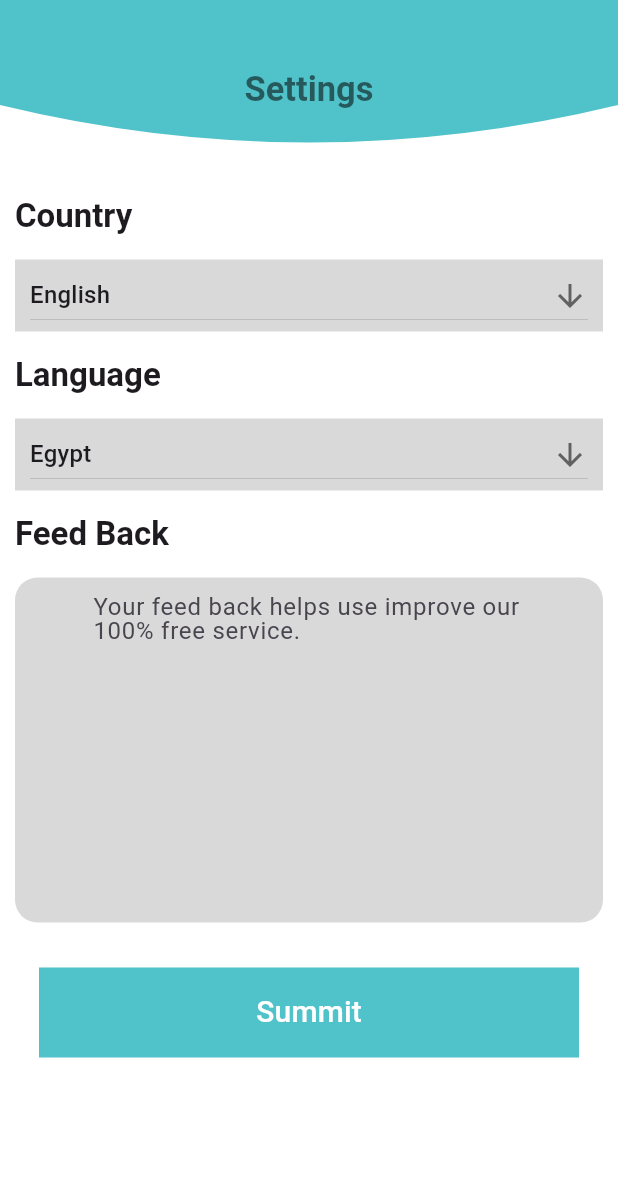
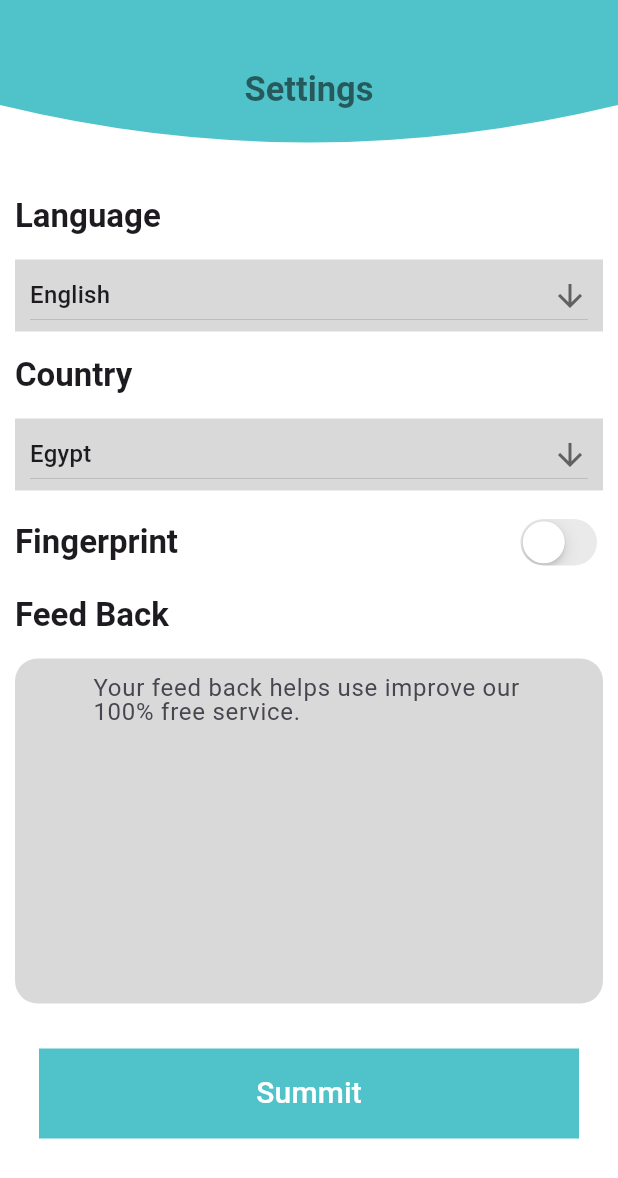
Before and after one commit to abdrahmanghareeb/Career-Compass, a Flutter app: the SettingsScreen screen opened directly, on a phone screen of 412 x 824 dp. Shown: the top 1178 px of the screen. Run offline on Flutter 3.47's test engine with Material 3 defaults, Android fonts, the phone set to English and light mode, and no system bars; our stand-ins replace bloc, cloud_firestore, conditional_builder_null_safety, firebase_auth, firebase_core, firebase_storage and 6 more; missing offline and left inert: dart:ffi; accounts and stored records are empty.

```diff
--- a/lib/Layouts/Home & Profile & Settings/SettingsScreen.dart
+++ b/lib/Layouts/Home & Profile & Settings/SettingsScreen.dart
@@ -1,28 +1,28 @@
+import 'package:flutter/cupertino.dart';
 import 'package:flutter/material.dart';
+import 'package:flutter/widgets.dart';
 import 'package:flutter_bloc/flutter_bloc.dart';
 import 'package:hexcolor/hexcolor.dart';
 
 import '../../Shared/Components/components.dart';
+import '../../Shared/Constants/Constants.dart';
 import '../../Shared/Constants/color.dart';
 import '../../Shared/Cubit/App_Cubit/app_cubit.dart';
 
-
-
-class SettingsScreen extends StatelessWidget{
-
+class SettingsScreen extends StatelessWidget {
   var language_init = "English";
-  var country_init= "Egypt";
+  var country_init = "Egypt";
 
   @override
   Widget build(BuildContext context) {
     return BlocProvider(
         create: (context) => AppCubit(),
-        child: BlocConsumer<AppCubit,AppState>(
-          listener: (context,state){},
-          builder: (context,state){
+        child: BlocConsumer<AppCubit, AppState>(
+          listener: (context, state) {},
+          builder: (context, state) {
             var cubit = AppCubit.get(context);
             return Scaffold(
-              appBar: AppBarComponent(title: 'Settings',isSearch: false),
+              appBar: AppBarComponent(title: 'Settings', isSearch: false),
               body: Padding(
                 padding: const EdgeInsets.all(10.0),
                 child: SingleChildScrollView(
@@ -30,19 +30,22 @@ class SettingsScreen extends StatelessWidget{
                     mainAxisAlignment: MainAxisAlignment.start,
                     crossAxisAlignment: CrossAxisAlignment.start,
                     children: [
-                      Text("Country",
+                      Text("Language",
                           style: Theme.of(context).textTheme.titleLarge),
-                      const SizedBox(height: 15,),
+                      const SizedBox(
+                        height: 15,
+                      ),
                       Center(
                         child: Container(
                           color: HexColor(Grey_color),
                           child: DropdownButton(
-                            padding: const EdgeInsets.only(right: 10,left: 10),
+                            padding: const EdgeInsets.only(right: 10, left: 10),
                             isExpanded: true,
                             value: language_init,
                             icon: const Icon(Icons.arrow_downward),
                             elevation: 16,
-                            items: cubit.listLanguage.map<DropdownMenuItem<String>>((String value) {
+                            items: cubit.listLanguage
+                                .map<DropdownMenuItem<String>>((String value) {
                               return DropdownMenuItem<String>(
                                 value: value,
                                 child: Text(value),
@@ -50,26 +53,32 @@ class SettingsScreen extends StatelessWidget{
                             }).toList(),
                             onChanged: (String? value) {
                               cubit.changeSetDropDownState();
-                              language_init =  value!;
+                              language_init = value!;
                               print(value);
                             },
                           ),
                         ),
                       ),
-                      const SizedBox(height: 15,),
-                      Text("Language",
+                      const SizedBox(
+                        height: 15,
+                      ),
+                      Text("Country",
                           style: Theme.of(context).textTheme.titleLarge),
-                      const SizedBox(height: 15,),
+                      const SizedBox(
+                        height: 15,
+                      ),
                       Center(
                         child: Container(
                           color: HexColor(Grey_color),
                           child: DropdownButton(
-                            padding: const EdgeInsets.only(right: 10,left: 10),
+                            padding: const EdgeInsets.only(right: 10, left: 10),
                             isExpanded: true,
                             value: country_init,
                             icon: const Icon(Icons.arrow_downward),
                             elevation: 16,
-                            items: cubit.ListCountry.map<DropdownMenuItem<String>>((String value) {
+                            items:
+                                cubit.ListCountry.map<DropdownMenuItem<String>>(
+                                    (String value) {
                               return DropdownMenuItem<String>(
                                 value: value,
                                 child: Text(value),
@@ -79,30 +88,51 @@ class SettingsScreen extends StatelessWidget{
                               cubit.changeSetDropDownState();
                               country_init = value!;
                               print("$value");
-
                             },
                           ),
                         ),
                       ),
-                      const SizedBox(height: 15,),
+                      const SizedBox(
+                        height: 15,
+                      ),
+                      Row(
+                        children: [
+                          Expanded(
+                            child: Text("Fingerprint",
+                                style: Theme.of(context).textTheme.titleLarge),
+                          ),
+                          CupertinoSwitch(
+                            value: Auth_with_fingerprint,
+                            onChanged: (value) {
+                              Auth_with_fingerprint = value;
+                              print("$value");
+                              cubit.ChangeSetFingerprintState();
+                            },
+                          ),
+                        ],
+                      ),
+                      const SizedBox(
+                        height: 15,
+                      ),
                       Text("Feed Back",
-                          style: Theme.of(context).textTheme.titleLarge
+                          style: Theme.of(context).textTheme.titleLarge),
+                      const SizedBox(
+                        height: 15,
                       ),
-                      const SizedBox(height: 15,),
                       defaultFormField(
-                        height: 230.0,
+                          height: 230.0,
                           color: Grey_color,
                           controller: cubit.feedbackController,
-                          label: "Your feed back helps use improve our 100% free service."),
+                          label:
+                              "Your feed back helps use improve our 100% free service."),
                       const SizedBox(height: 30),
-                      appButton(function: (){ }, text: "Summit"),
+                      appButton(function: () {}, text: "Summit"),
                     ],
                   ),
                 ),
               ),
             );
           },
-        )
-    );
+        ));
   }
 }
--- a/lib/Layouts/Start/splashScreen.dart
+++ b/lib/Layouts/Start/splashScreen.dart
@@ -1,5 +1,6 @@
 import 'package:career_compass/Layouts/Start/GetStarted.dart';
 import 'package:career_compass/Layouts/Home%20&%20Profile%20&%20Settings/HomeScreen.dart';
+import 'package:career_compass/Shared/Constants/Constants.dart';
 import 'package:cloud_firestore/cloud_firestore.dart';
 import 'package:firebase_auth/firebase_auth.dart';
 import 'package:flutter/cupertino.dart';
@@ -7,6 +8,7 @@ import 'package:flutter/material.dart';
 import 'package:flutter/widgets.dart';
 
 import '../../Shared/Components/components.dart';
+import 'FingerprintScreen.dart';
 
 class SplashScreen extends StatefulWidget{
   @override
@@ -28,7 +30,11 @@ class _SplashScreenState extends State<SplashScreen> {
       if(FirebaseAuth.instance.currentUser == null) {
         navigateReplacementTo(context: context, widget: GetStartedScreen());
       } else {
-        navigateReplacementTo(context: context, widget: HomeScreen());
+        //navigate to fingerprint screen if Auth_with_fingerprint = true
+        if(Auth_with_fingerprint == true)
+          navigateReplacementTo(context: context, widget: FingerprintScreen());
+        else
+         navigateReplacementTo(context: context, widget: HomeScreen());
       }
     });
 
--- a/lib/Shared/Constants/Constants.dart
+++ b/lib/Shared/Constants/Constants.dart
@@ -6,3 +6,6 @@ import '../../Models/UserModel.dart';
 String default_profile_photo = "https://cdn.pixabay.com/photo/2015/10/05/22/37/blank-profile-picture-973460_960_720.png";
 String user_profile_photo = "https://cdn.pixabay.com/photo/2015/10/05/22/37/blank-profile-picture-973460_960_720.png";
 //doc index to create docement by an index in the new tasks screen
+
+
+bool Auth_with_fingerprint = false;
--- a/lib/Shared/Cubit/App_Cubit/app_cubit.dart
+++ b/lib/Shared/Cubit/App_Cubit/app_cubit.dart
@@ -67,4 +67,8 @@ class AppCubit extends Cubit<AppState> {
     }
   }
 
+  void ChangeSetFingerprintState(){
+    emit(SetFingerprintState());
+  }
+
 }
--- a/lib/Shared/Cubit/App_Cubit/app_state.dart
+++ b/lib/Shared/Cubit/App_Cubit/app_state.dart
@@ -15,3 +15,4 @@ final class UpdateProfileSuccessState extends AppState {}
 final class UpdateProfileErrorState extends AppState {}
 //-------------------settings
 final class SetDropDownState extends AppState {}
+final class SetFingerprintState extends AppState {}
--- a/lib/main.dart
+++ b/lib/main.dart
@@ -1,6 +1,9 @@
 import 'dart:io';
 
 import 'package:career_compass/Layouts/Home%20&%20Profile%20&%20Settings/HomeScreen.dart';
+import 'package:career_compass/Layouts/Login%20&%20Register/LoginScreen.dart';
+import 'package:career_compass/Layouts/Start/FingerprintScreen.dart';
+import 'package:career_compass/Layouts/Start/GetStarted.dart';
 import 'package:career_compass/Layouts/Start/splashScreen.dart';
 import 'package:career_compass/Layouts/Task%20Manager/TaskManagerScreen.dart';
 import 'package:career_compass/Shared/Constants/color.dart';
@@ -51,7 +54,7 @@ class MyApp extends StatelessWidget {
           // colorScheme: ColorScheme.fromSeed(seedColor: Colors.deepPurple),
           // useMaterial3: true,
           ),
-      home: SplashScreen(),
+      home: GetStartedScreen(),
     );
   }
 }
--- a/pubspec.yaml
+++ b/pubspec.yaml
@@ -46,6 +46,8 @@ dependencies:
   image_picker: ^1.1.1
   firebase_storage: ^11.7.4
   intl: ^0.19.0
+  local_auth: ^2.2.0
+
 
 dev_dependencies:
   flutter_test:
@@ -73,6 +75,7 @@ flutter:
   # To add assets to your application, add an assets section, like this:
   assets:
    - assets/
+   - assets/fingerprint.png
   #   - images/a_dot_ham.jpeg
 
   # An image asset can refer to one or more resolution-specific "variants", see
```
Also changed, not shown: lib/Layouts/Room/RoomsScreen.dart (+19 -0 lines), lib/Layouts/Start/FingerprintScreen.dart (added, +115 -0 lines), lib/Shared/Components/components.dart (+30 -0 lines), assets/fingerprint.png (added), assets/undraw_Fingerprint_login_re_t71l.png (added), pubspec.lock, 5 other files.
